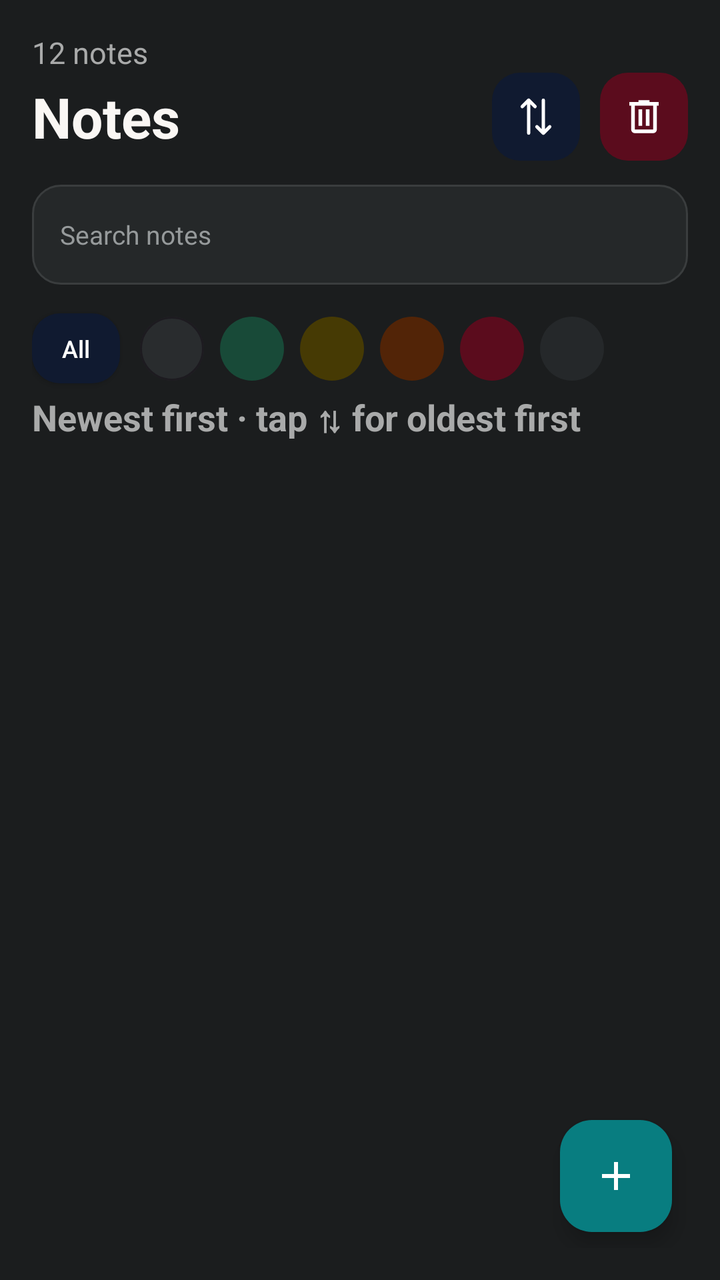
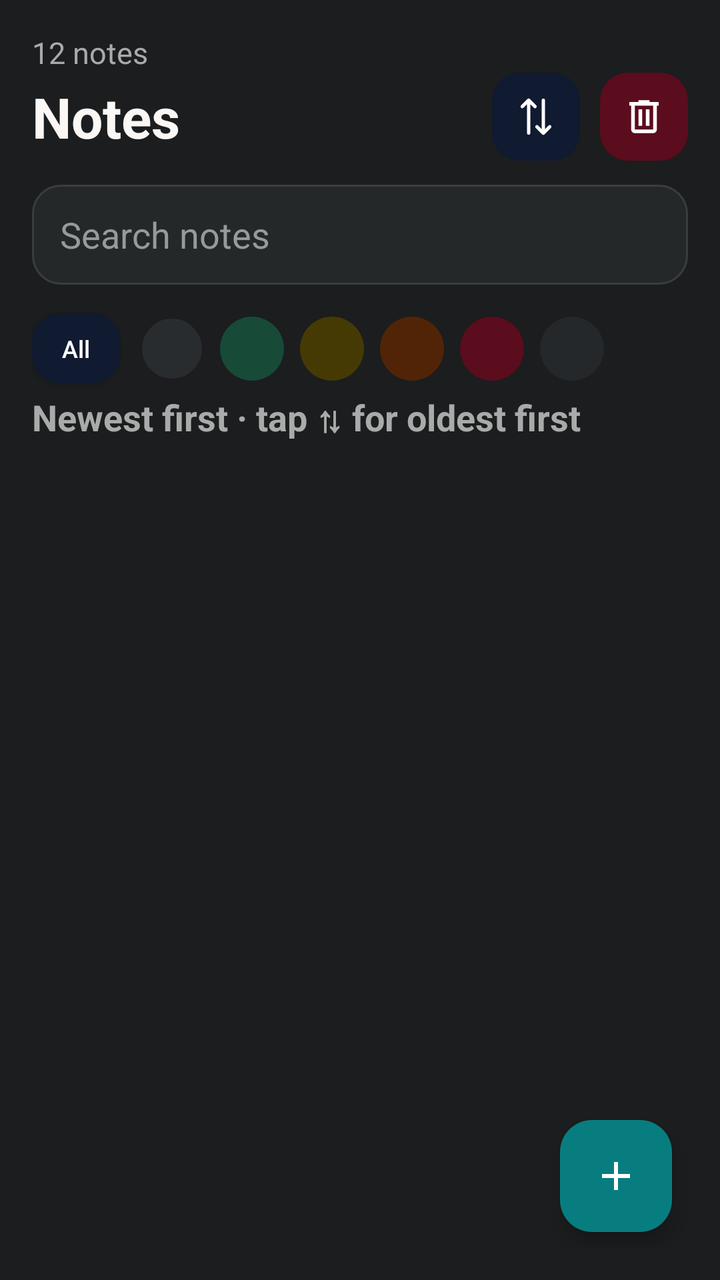

Two renders of the same Android screen: before a commit and after it. Below are the layout's source before the change and the commit's diff.
<!-- AndroidManifest.xml: application theme Theme.NotesApp -->
<!-- res/layout/fragment_home.xml -->
<?xml version="1.0" encoding="utf-8"?>
<LinearLayout xmlns:android="http://schemas.android.com/apk/res/android"
    android:layout_width="match_parent"
    android:layout_height="match_parent"
    xmlns:app="http://schemas.android.com/apk/res-auto"
    android:orientation="vertical"
    android:padding="16dp"
    android:background="#1B1D1E">

    <TextView
        android:id="@+id/noteCount"
        android:layout_width="wrap_content"
        android:layout_height="wrap_content"
        android:text="12 notes"
        android:textColor="#A9AAAA"
        android:textSize="15sp"/>

    <LinearLayout
        android:layout_width="match_parent"
        android:layout_height="wrap_content"
        android:gravity="center_vertical"
        android:orientation="horizontal">

        <TextView
            android:layout_width="0dp"
            android:layout_height="wrap_content"
            android:layout_weight="1"
            android:text="Notes"
            android:textColor="#FAF7F4"
            android:textSize="28sp"
            android:textStyle="bold" />

        <ImageView
            android:id="@+id/filterBy"
            android:layout_width="44dp"
            android:layout_height="44dp"
            android:padding="11dp"
            android:layout_marginRight="10dp"
            android:background="@drawable/bg_filter"
            android:src="@drawable/ic_sort"
            android:contentDescription="Open trash"
            android:clickable="true"
            android:focusable="true"
            android:scaleType="fitCenter" />

        <ImageView
            android:id="@+id/openTrashButton"
            android:layout_width="44dp"
            android:layout_height="44dp"
            android:padding="11dp"
            android:background="@drawable/bg_trash_button"
            android:src="@drawable/ic_trash"
            android:contentDescription="Open trash"
            android:clickable="true"
            android:focusable="true"
            android:scaleType="fitCenter" />

    </LinearLayout>

    <EditText
        android:id="@+id/searchNotes"
        android:layout_width="match_parent"
        android:layout_height="50dp"
        android:layout_marginTop="12dp"
        android:background="@drawable/bg_search"
        android:hint="Search notes"
        android:paddingStart="14dp"
        android:paddingEnd="14dp"
        android:textColor="#FFFFFF"
        android:textColorHint="#969A9B"
        android:textSize="13sp"
        android:singleLine="true"
        android:inputType="text"/>

    <HorizontalScrollView
        xmlns:android="http://schemas.android.com/apk/res/android"
        xmlns:app="http://schemas.android.com/apk/res-auto"
        android:layout_width="match_parent"
        android:layout_height="44dp"
        android:layout_marginTop="10dp"
        android:scrollbars="none"
        android:fillViewport="false"
        android:overScrollMode="never">

        <LinearLayout
            android:layout_width="wrap_content"
            android:layout_height="match_parent"
            android:gravity="center_vertical"
            android:orientation="horizontal">

            
            <androidx.appcompat.widget.AppCompatButton
                android:id="@+id/filterAll"
                android:layout_width="wrap_content"
                android:layout_height="35dp"
                android:minWidth="44dp"
                android:minHeight="0dp"
                android:paddingStart="12dp"
                android:paddingEnd="12dp"
                android:insetTop="0dp"
                android:insetBottom="0dp"
                android:gravity="center"
                android:text="All"
                android:textColor="#FFFFFF"
                android:textSize="12sp"
                android:textAllCaps="false"
                android:background="@drawable/bg_filter"
                android:backgroundTint="@null" />

            
            <com.google.android.material.chip.ChipGroup
                android:id="@+id/colorChipGroup"
                android:layout_width="wrap_content"
                android:layout_height="wrap_content"
                android:layout_marginStart="10dp"
                android:gravity="center_vertical"
                app:singleSelection="true"
                app:selectionRequired="false"
                app:chipSpacingHorizontal="8dp"
                app:singleLine="true">

                <com.google.android.material.chip.Chip
                    android:id="@+id/color0"
                    style="@style/Widget.MaterialComponents.Chip.Choice"
                    android:layout_width="32dp"
                    android:layout_height="32dp"
                    android:checkable="true"
                    android:contentDescription="Default color"
                    app:chipBackgroundColor="@color/Charcoal"
                    app:chipCornerRadius="16dp"
                    app:chipStrokeWidth="1dp"
                    app:checkedIconVisible="true"
                    app:checkedIcon="@drawable/ic_check"
                    app:checkedIconTint="#FFFFFF"
                    app:closeIconVisible="false"
                    app:ensureMinTouchTargetSize="false"
                    app:chipMinHeight="32dp"
                    app:chipStartPadding="0dp"
                    app:chipEndPadding="0dp"
                    app:textStartPadding="0dp"
                    app:textEndPadding="0dp" />

                <com.google.android.material.chip.Chip
                    android:id="@+id/color1"
                    style="@style/Widget.MaterialComponents.Chip.Choice"
                    android:layout_width="32dp"
                    android:layout_height="32dp"
                    android:checkable="true"
                    android:contentDescription="Green"
                    app:chipBackgroundColor="@color/Green"
                    app:chipCornerRadius="16dp"
                    app:checkedIconVisible="true"
                    app:checkedIcon="@drawable/ic_check"
                    app:checkedIconTint="#FFFFFF"
                    app:closeIconVisible="false"
                    app:ensureMinTouchTargetSize="false"
                    app:chipMinHeight="32dp"
                    app:chipStartPadding="0dp"
                    app:chipEndPadding="0dp"
                    app:textStartPadding="0dp"
                    app:textEndPadding="0dp" />

                <com.google.android.material.chip.Chip
                    android:id="@+id/color2"
                    style="@style/Widget.MaterialComponents.Chip.Choice"
                    android:layout_width="32dp"
                    android:layout_height="32dp"
                    android:checkable="true"
                    android:contentDescription="Yellow"
                    app:chipBackgroundColor="@color/Yellow"
                    app:chipCornerRadius="16dp"
                    app:checkedIconVisible="true"
                    app:checkedIcon="@drawable/ic_check"
                    app:checkedIconTint="#FFFFFF"
                    app:closeIconVisible="false"
                    app:ensureMinTouchTargetSize="false"
                    app:chipMinHeight="32dp"
                    app:chipStartPadding="0dp"
                    app:chipEndPadding="0dp"
                    app:textStartPadding="0dp"
                    app:textEndPadding="0dp" />

                <com.google.android.material.chip.Chip
                    android:id="@+id/color3"
                    style="@style/Widget.MaterialComponents.Chip.Choice"
                    android:layout_width="32dp"
                    android:layout_height="32dp"
                    android:checkable="true"
                    android:contentDescription="Orange"
                    app:chipBackgroundColor="@color/Orange"
                    app:chipCornerRadius="16dp"
                    app:checkedIconVisible="true"
                    app:checkedIcon="@drawable/ic_check"
                    app:checkedIconTint="#FFFFFF"
                    app:closeIconVisible="false"
                    app:ensureMinTouchTargetSize="false"
                    app:chipMinHeight="32dp"
                    app:chipStartPadding="0dp"
                    app:chipEndPadding="0dp"
                    app:textStartPadding="0dp"
                    app:textEndPadding="0dp" />

                <com.google.android.material.chip.Chip
                    android:id="@+id/color4"
                    style="@style/Widget.MaterialComponents.Chip.Choice"
                    android:layout_width="32dp"
                    android:layout_height="32dp"
                    android:checkable="true"
                    android:contentDescription="Red"
                    app:chipBackgroundColor="@color/Red"
                    app:chipCornerRadius="16dp"
                    app:checkedIconVisible="true"
                    app:checkedIcon="@drawable/ic_check"
                    app:checkedIconTint="#FFFFFF"
                    app:closeIconVisible="false"
                    app:ensureMinTouchTargetSize="false"
                    app:chipMinHeight="32dp"
                    app:chipStartPadding="0dp"
                    app:chipEndPadding="0dp"
                    app:textStartPadding="0dp"
                    app:textEndPadding="0dp" />

                <com.google.android.material.chip.Chip
                    android:id="@+id/color5"
                    style="@style/Widget.MaterialComponents.Chip.Choice"
                    android:layout_width="32dp"
                    android:layout_height="32dp"
                    android:checkable="true"
                    android:contentDescription="Dark Gray"
                    app:chipBackgroundColor="@color/Dark_gray"
                    app:chipCornerRadius="16dp"
                    app:checkedIconVisible="true"
                    app:checkedIcon="@drawable/ic_check"
                    app:checkedIconTint="#FFFFFF"
                    app:closeIconVisible="false"
                    app:ensureMinTouchTargetSize="false"
                    app:chipMinHeight="32dp"
                    app:chipStartPadding="0dp"
                    app:chipEndPadding="0dp"
                    app:textStartPadding="0dp"
                    app:textEndPadding="0dp" />

            </com.google.android.material.chip.ChipGroup>

        </LinearLayout>

    </HorizontalScrollView>

    <TextView
        android:layout_width="match_parent"
        android:layout_height="wrap_content"
        android:text="Newest first · tap ⇅ for oldest first"
        android:textColor="#A9AAAA"
        android:textSize="18sp"
        android:textStyle="bold"
        android:paddingBottom="8dp"/>

    <FrameLayout
        android:layout_width="match_parent"
        android:layout_height="0dp"
        android:layout_weight="1">

        <androidx.recyclerview.widget.RecyclerView
            android:id="@+id/notesRecyclerView"
            android:layout_width="match_parent"
            android:layout_height="match_parent"
            android:clipToPadding="false"
            android:paddingBottom="76dp"
            android:overScrollMode="never" />

        <com.google.android.material.floatingactionbutton.FloatingActionButton
            android:id="@+id/fabAdd"
            android:layout_width="wrap_content"
            android:layout_height="wrap_content"
            android:layout_gravity="bottom|end"
            android:layout_margin="8dp"
            android:contentDescription="Add notes"
            app:backgroundTint="@color/Accent_teal"
            app:tint="#FFFFFF"
            android:src="@drawable/ic_add"/>

    </FrameLayout>

</LinearLayout>
<!-- resources referenced by this layout -->
<resources>
  <color name="Accent_teal">#087D80</color>
  <color name="Charcoal">#292C2E</color>
  <color name="Dark_gray">#25282A</color>
  <color name="Green">#184A38</color>
  <color name="Orange">#522407</color>
  <color name="Red">#5B0C1D</color>
  <color name="Yellow">#463A04</color>
  <!-- drawable bg_filter (drawable) -->
  <?xml version="1.0" encoding="utf-8"?>
  <shape xmlns:android="http://schemas.android.com/apk/res/android">
  
      <solid android:color="#101a30" />
  
      <corners android:radius="14dp" />
  
  </shape>
  <!-- drawable bg_search (drawable) -->
  <?xml version="1.0" encoding="utf-8"?>
  <shape xmlns:android="http://schemas.android.com/apk/res/android">
  
      <solid android:color="#252829" />
  
      <stroke
          android:width="1dp"
          android:color="#3A3D3E" />
  
      <corners android:radius="14dp" />
  
      <padding
          android:left="4dp"
          android:top="0dp"
          android:right="4dp"
          android:bottom="0dp" />
  
  </shape>
  <!-- drawable bg_trash_button (drawable) -->
  <?xml version="1.0" encoding="utf-8"?>
  <shape xmlns:android="http://schemas.android.com/apk/res/android"
      android:shape="rectangle">
  
      <solid android:color="#5B0C1D" />
  
      <corners android:radius="14dp" />
  
  </shape>
  <!-- drawable ic_add (drawable) -->
  <vector xmlns:android="http://schemas.android.com/apk/res/android"
      android:width="24dp"
      android:height="24dp"
      android:viewportWidth="960"
      android:viewportHeight="960">
  
      <path
          android:fillColor="#FFFFFF"
          android:pathData="M440,520L200,520L200,440L440,440L440,200L520,200L520,440L760,440L760,520L520,520L520,760L440,760L440,520Z" />
  
  </vector>
  <!-- drawable ic_check (drawable) -->
  <vector xmlns:android="http://schemas.android.com/apk/res/android" android:height="24dp" android:tint="#FFFFFF" android:viewportHeight="960" android:viewportWidth="960" android:width="24dp">
        
      <path android:fillColor="@android:color/white" android:pathData="M382,720L154,492L211,435L382,606L749,239L806,296L382,720Z"/>
      
  </vector>
  <!-- drawable ic_sort (drawable) -->
  <vector xmlns:android="http://schemas.android.com/apk/res/android"
      android:width="24dp"
      android:height="24dp"
      android:viewportWidth="24"
      android:viewportHeight="24">
  
      <path
          android:strokeColor="#FFFFFF"
          android:strokeWidth="1.8"
          android:strokeLineCap="round"
          android:strokeLineJoin="round"
          android:fillColor="@android:color/transparent"
          android:pathData="M8,3 L8,21 M4.5,6.5 L8,3 L11.5,6.5 M16,21 L16,3 M12.5,17.5 L16,21 L19.5,17.5" />
  </vector>
  <!-- drawable ic_trash (drawable) -->
  <vector xmlns:android="http://schemas.android.com/apk/res/android" android:height="24dp" android:tint="#FFFFFF" android:viewportHeight="960" android:viewportWidth="960" android:width="24dp">
        
      <path android:fillColor="@android:color/white" android:pathData="M280,840Q247,840 223.5,816.5Q200,793 200,760L200,240L160,240L160,160L360,160L360,120L600,120L600,160L800,160L800,240L760,240L760,760Q760,793 736.5,816.5Q713,840 680,840L280,840ZM680,240L280,240L280,760Q280,760 280,760Q280,760 280,760L680,760Q680,760 680,760Q680,760 680,760L680,240ZM360,680L440,680L440,320L360,320L360,680ZM520,680L600,680L600,320L520,320L520,680ZM280,240L280,240L280,760Q280,760 280,760Q280,760 280,760L280,760Q280,760 280,760Q280,760 280,760L280,240Z"/>
      
  </vector>
  <style name="Theme.NotesApp" parent="Base.Theme.NotesApp" />
  <style name="Base.Theme.NotesApp" parent="Theme.Material3.DayNight.NoActionBar">
          
          
      </style>
</resources>

<!-- the commit's change to res/layout/fragment_home.xml (unified diff, before → after) -->
@@ -38,7 +38,7 @@
             android:layout_marginRight="10dp"
             android:background="@drawable/bg_filter"
             android:src="@drawable/ic_sort"
-            android:contentDescription="Open trash"
+            android:contentDescription="Filter By"
             android:clickable="true"
             android:focusable="true"
             android:scaleType="fitCenter" />
@@ -68,7 +68,7 @@
         android:paddingEnd="14dp"
         android:textColor="#FFFFFF"
         android:textColorHint="#969A9B"
-        android:textSize="13sp"
+        android:textSize="18sp"
         android:singleLine="true"
         android:inputType="text"/>
 
